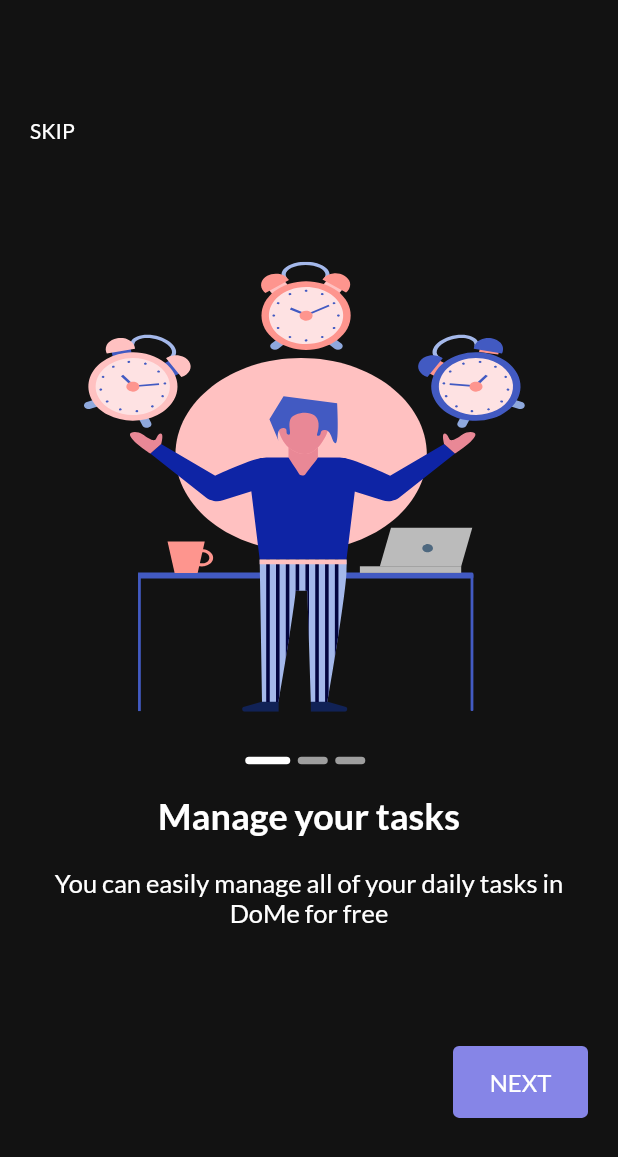
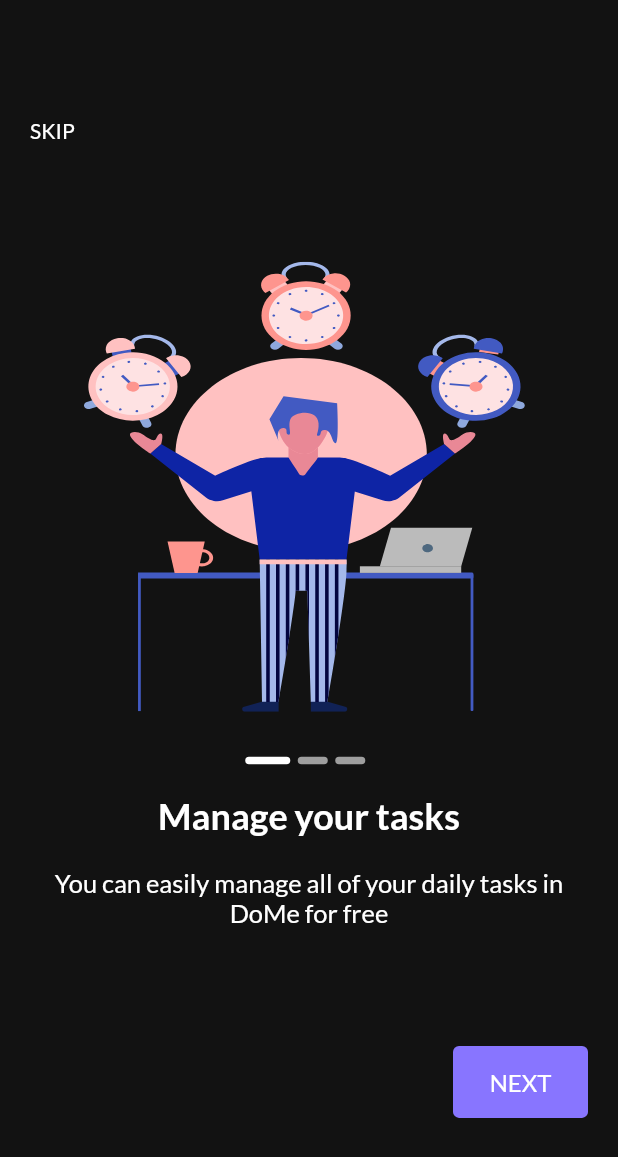
Before and after one commit to SA33ED/Todo_app, a Flutter app: the screen it shows after launch, on a phone screen of 412 x 824 dp. Shown: the top 1157 px of the screen. Run offline on Flutter 3.47's test engine with Material 2 defaults, Android fonts, the phone set to English and light mode, and no system bars; our stand-ins replace flutter_svg, google_fonts, shared_preferences.

```diff
--- a/lib/helpers/app_colors.dart
+++ b/lib/helpers/app_colors.dart
@@ -2,6 +2,6 @@ import 'package:flutter/material.dart';
 
 class AppColors {
   static Color primary = const Color(0xff121212);
-  static Color secondary = const Color(0xff8685E7);
+  static Color secondary = const Color(0xff8875FF);
   static Color whiteText = Colors.white;
 }
--- a/pubspec.yaml
+++ b/pubspec.yaml
@@ -33,6 +33,7 @@ dependencies:
     sdk: flutter
   flutter_svg: ^2.0.7
   google_fonts: ^5.1.0
+  intl: ^0.18.1
   shared_preferences: ^2.2.0
 
 dev_dependencies:
```
Also changed, not shown: lib/screens/home_screen.dart (+15 -1 lines), pubspec.lock.
